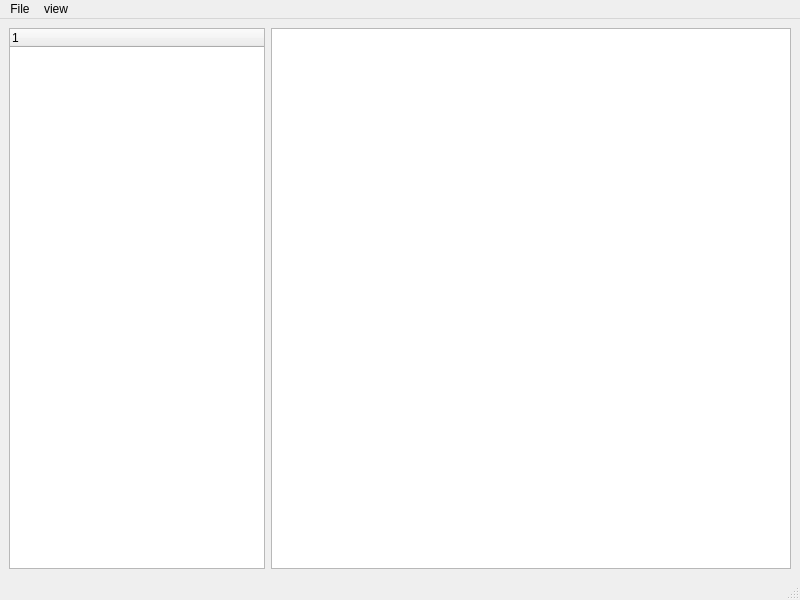
Old version of the form EditorUI.ui in the repository ethanavatar/PYDE.
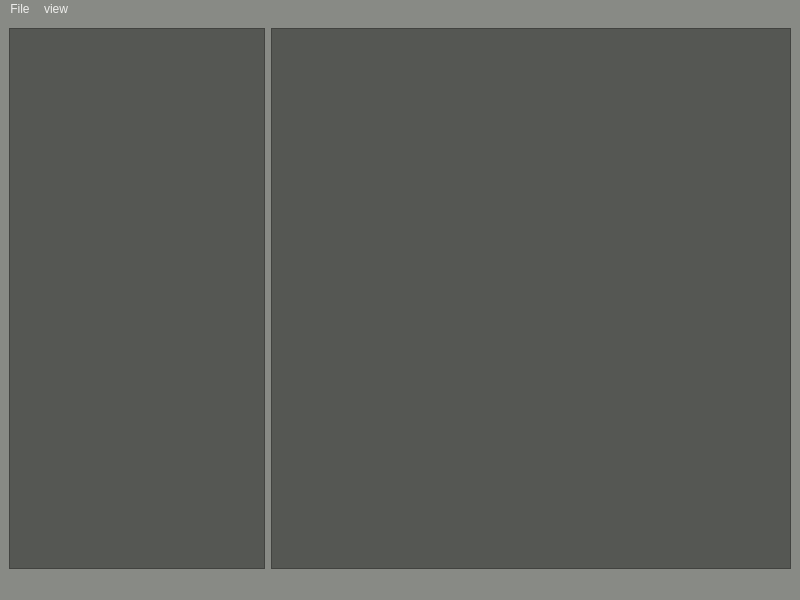
New version of the form. Custom widgets are drawn as their Qt base class.

The edit to the form file:
```diff
--- a/EditorUI.ui
+++ b/EditorUI.ui
@@ -13,20 +13,33 @@
   <property name="windowTitle">
    <string>MainWindow</string>
   </property>
+  <property name="styleSheet">
+   <string notr="true">background-color: rgb(136, 138, 133);
+color: rgb(238, 238, 236);</string>
+  </property>
   <widget class="QWidget" name="centralwidget">
    <layout class="QGridLayout" name="gridLayout">
+    <item row="0" column="2">
+     <widget class="CodeEditor" name="plainTextEdit">
+      <property name="styleSheet">
+       <string notr="true">font: 12pt &quot;Cantarell&quot;;
+background-color: rgb(85, 87, 83);
+color: rgb(238, 238, 236);</string>
+      </property>
+      <property name="plainText">
+       <string/>
+      </property>
+     </widget>
+    </item>
     <item row="0" column="0" alignment="Qt::AlignLeft">
-     <widget class="QTreeWidget" name="treeWidget">
-      <column>
-       <property name="text">
-        <string notr="true">1</string>
-       </property>
-      </column>
+     <widget class="DirTree" name="treeWidget">
+      <property name="styleSheet">
+       <string notr="true">font: 12pt &quot;Cantarell&quot;;
+background-color: rgb(85, 87, 83);
+color: rgb(238, 238, 236);</string>
+      </property>
      </widget>
     </item>
-    <item row="0" column="1">
-     <widget class="CodeEditor" name="plainTextEdit"/>
-    </item>
    </layout>
   </widget>
   <widget class="QMenuBar" name="menubar">
@@ -108,6 +121,11 @@
    <extends>QPlainTextEdit</extends>
    <header>codeeditor.h</header>
   </customwidget>
+  <customwidget>
+   <class>DirTree</class>
+   <extends>QTreeView</extends>
+   <header>dirtree.h</header>
+  </customwidget>
  </customwidgets>
  <resources/>
  <connections/>
```
Left out of the diff: 17 changed lines with no effect on the pictures.
